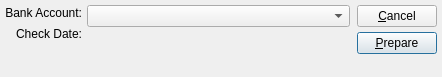
Before: the Qt Designer form guiclient/prepareCheckRun.ui in Pegasus-RPG/xtuple-client, drawn with Qt 5.
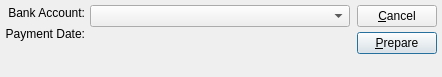
After: the same form once the commit is applied. Custom widgets are drawn as their Qt base class.

The edit to the form file:
```diff
--- a/guiclient/prepareCheckRun.ui
+++ b/guiclient/prepareCheckRun.ui
@@ -100,7 +100,7 @@
          <item>
           <widget class="QLabel" name="_checkDateLit" >
            <property name="text" >
-            <string>Check Date:</string>
+            <string>Payment Date:</string>
            </property>
            <property name="alignment" >
             <set>Qt::AlignRight|Qt::AlignTrailing|Qt::AlignVCenter</set>
```
Left out of the diff: 2 changed lines with no effect on the pictures.
